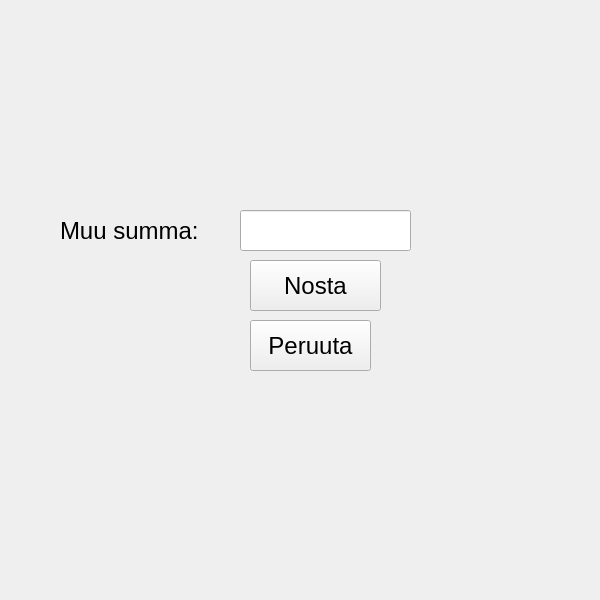
Above: PankkiProjekti/muusumma.ui from tvt20kmo-ohjelmistokehitysprojekti/Group8 before the change. Below: the same form after it.
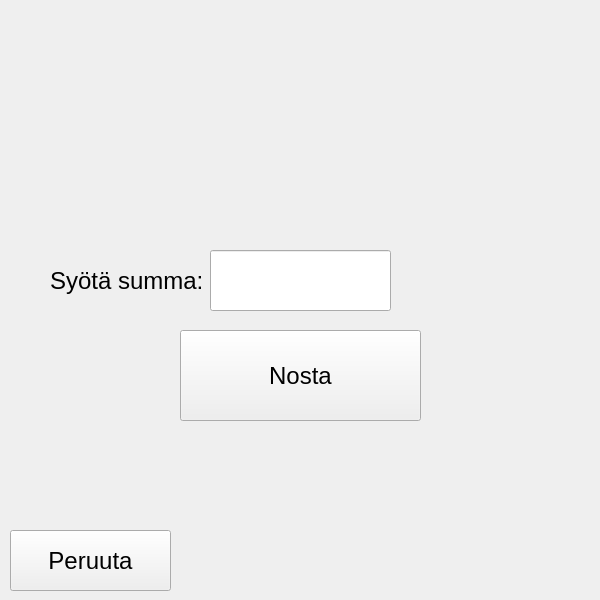
That is the form after the change.

```diff
--- a/PankkiProjekti/muusumma.ui
+++ b/PankkiProjekti/muusumma.ui
@@ -16,19 +16,24 @@
   <widget class="QLineEdit" name="lineEditMuuSumma">
    <property name="geometry">
     <rect>
-     <x>240</x>
-     <y>210</y>
-     <width>171</width>
-     <height>41</height>
+     <x>210</x>
+     <y>250</y>
+     <width>181</width>
+     <height>61</height>
     </rect>
    </property>
+   <property name="font">
+    <font>
+     <pointsize>18</pointsize>
+    </font>
+   </property>
   </widget>
   <widget class="QLabel" name="labelMuuSumma">
    <property name="geometry">
     <rect>
-     <x>60</x>
-     <y>200</y>
-     <width>171</width>
+     <x>50</x>
+     <y>250</y>
+     <width>161</width>
      <height>61</height>
     </rect>
    </property>
@@ -38,16 +43,16 @@
     </font>
    </property>
    <property name="text">
-    <string>Muu summa:</string>
+    <string>Syötä summa:</string>
    </property>
   </widget>
   <widget class="QPushButton" name="btnNostaMuu">
    <property name="geometry">
     <rect>
-     <x>250</x>
-     <y>260</y>
-     <width>131</width>
-     <height>51</height>
+     <x>180</x>
+     <y>330</y>
+     <width>241</width>
+     <height>91</height>
     </rect>
    </property>
    <property name="font">
@@ -62,10 +67,10 @@
   <widget class="QPushButton" name="btnPeruuta">
    <property name="geometry">
     <rect>
-     <x>250</x>
-     <y>320</y>
-     <width>121</width>
-     <height>51</height>
+     <x>10</x>
+     <y>530</y>
+     <width>161</width>
+     <height>61</height>
     </rect>
    </property>
    <property name="font">
```
